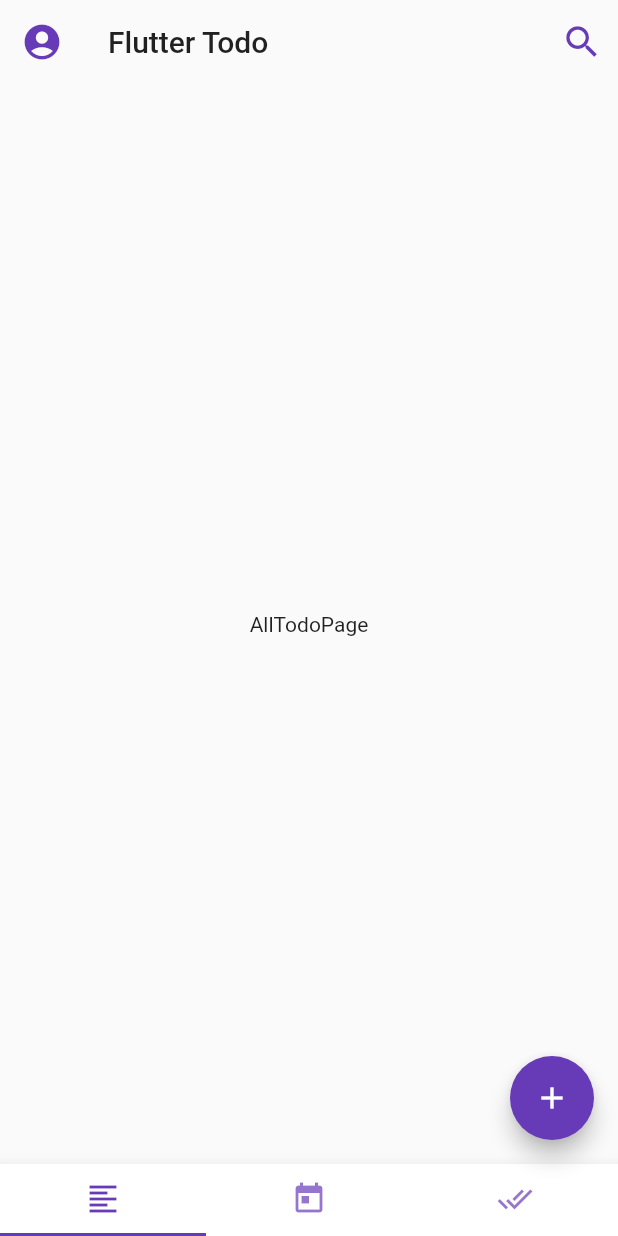
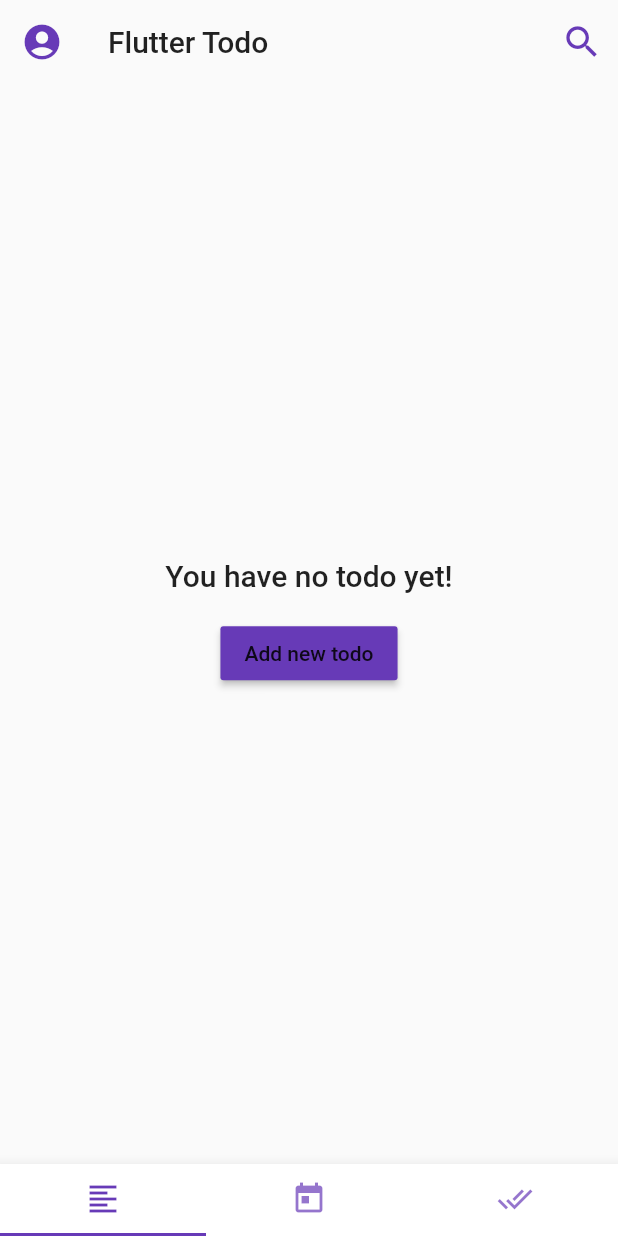
Before and after one commit to nguyenhoangvannha/flutter_todo, a Flutter app: the screen it shows after launch, on a phone screen of 412 x 824 dp. Run offline on Flutter 3.47's test engine with Material 2 defaults, Android fonts, the phone set to English and light mode, and no system bars; our stand-ins replace bloc, equatable, flutter_bloc, flutter_form_builder, pull_to_refresh, shared_preferences and 1 more.

Commit message:
test: add todo

```diff
--- a/lib/component/app_navigator.dart
+++ b/lib/component/app_navigator.dart
@@ -1,5 +1,7 @@
 import 'package:flutter/cupertino.dart';
+import 'package:flutter/material.dart';
 import 'package:flutter_todo/component/routes.dart';
+import 'package:flutter_todo/ui/widget/add_todo_widget.dart';
 
 class AppNavigator {
   static AppNavigator _singleton;
@@ -16,4 +18,8 @@ class AppNavigator {
   void navToSettings(BuildContext context) {
     Navigator.pushNamed(context, Routes.SETTINGS);
   }
+
+  void showAddTodo(BuildContext context) {
+    Scaffold.of(context).showBottomSheet((bCtx) => AddTodoWidget());
+  }
 }
--- /dev/null
+++ b/lib/domain/entity/todo.dart
@@ -0,0 +1,11 @@
+class Todo {
+  int id;
+  String title;
+  bool completed;
+  DateTime dateAdded;
+
+  Todo(this.title, {this.completed = false}) {
+    dateAdded = DateTime.now();
+    this.id = dateAdded.millisecondsSinceEpoch;
+  }
+}
--- a/lib/ui/application.dart
+++ b/lib/ui/application.dart
@@ -1,5 +1,7 @@
 import 'package:flutter/cupertino.dart';
 import 'package:flutter/material.dart';
+import 'package:flutter_bloc/flutter_bloc.dart';
+import 'package:flutter_todo/ui/bloc/todo/todo_bloc.dart';
 
 import 'global/localization/ui/locale_builder.dart';
 import 'global/theme/theme_builder.dart';
@@ -12,7 +14,11 @@ class Application extends StatelessWidget {
 
   @override
   Widget build(BuildContext context) {
-    return LocaleBuilder(
+    return MultiBlocProvider(
+      providers: [
+        BlocProvider<TodoBloc>(create: (bCtx) => TodoBloc()),
+      ],
+      child: LocaleBuilder(
         builder: (bCtx, locale, supportedLocales, localizationsDelegates,
             localeResolutionCallback) {
           return ThemeBuilder(
@@ -23,6 +29,7 @@ class Application extends StatelessWidget {
             },
           );
         },
+      ),
     );
   }
 }
--- /dev/null
+++ b/lib/ui/bloc/todo/bloc.dart
@@ -0,0 +1,3 @@
+export 'todo_bloc.dart';
+export 'todo_event.dart';
+export 'todo_state.dart';
--- /dev/null
+++ b/lib/ui/bloc/todo/todo_bloc.dart
@@ -0,0 +1,41 @@
+import 'dart:async';
+
+import 'package:bloc/bloc.dart';
+import 'package:flutter_todo/domain/entity/todo.dart';
+
+import './bloc.dart';
+
+class TodoBloc extends Bloc<TodoEvent, TodoState> {
+  final List<Todo> _listTodo = List<Todo>();
+
+  @override
+  TodoState get initialState => InitialTodoState();
+
+  @override
+  Stream<TodoState> mapEventToState(
+    TodoEvent event,
+  ) async* {
+    if (event is FetchListTodo) {
+      yield FetchingListTodo();
+      await Future.delayed(Duration(seconds: 1));
+      yield FetchListTodoResult(_listTodo);
+    }
+    if (event is AddTodo) {
+      yield AddingTodo();
+      await Future.delayed(Duration(seconds: 1));
+      _listTodo.add(event.todo);
+      yield AddTodoResult();
+    }
+    if (event is ChangeTodoState) {
+      yield AddingTodo();
+      await Future.delayed(Duration(seconds: 1));
+      _listTodo.firstWhere((element) {
+        if (element.id == event.todo.id) {
+          event.todo.completed = event.todo.completed;
+        }
+        return element.id == event.todo.id;
+      });
+      yield ChangeTodoStateResult();
+    }
+  }
+}
--- /dev/null
+++ b/lib/ui/bloc/todo/todo_event.dart
@@ -0,0 +1,29 @@
+import 'package:equatable/equatable.dart';
+import 'package:flutter_todo/domain/entity/todo.dart';
+
+abstract class TodoEvent extends Equatable {
+  const TodoEvent();
+}
+
+class FetchListTodo extends TodoEvent {
+  @override
+  List<Object> get props => [];
+}
+
+class AddTodo extends TodoEvent {
+  final Todo todo;
+
+  AddTodo(this.todo);
+
+  @override
+  List<Object> get props => [todo];
+}
+
+class ChangeTodoState extends TodoEvent {
+  final Todo todo;
+
+  ChangeTodoState(this.todo);
+
+  @override
+  List<Object> get props => [todo];
+}
--- /dev/null
+++ b/lib/ui/bloc/todo/todo_state.dart
@@ -0,0 +1,68 @@
+import 'package:equatable/equatable.dart';
+import 'package:flutter_todo/domain/entity/todo.dart';
+
+abstract class TodoState extends Equatable {
+  const TodoState();
+}
+
+class InitialTodoState extends TodoState {
+  @override
+  List<Object> get props => [];
+}
+
+class FetchingListTodo extends TodoState {
+  @override
+  List<Object> get props => [];
+}
+
+class FetchListTodoError extends TodoState {
+  final Exception exception;
+
+  FetchListTodoError(this.exception);
+
+  @override
+  List<Object> get props => [exception];
+}
+
+class FetchListTodoResult extends TodoState {
+  final List<Todo> listTodo;
+
+  FetchListTodoResult(this.listTodo);
+
+  @override
+  List<Object> get props => [listTodo];
+}
+
+class AddingTodo extends TodoState {
+  @override
+  List<Object> get props => [];
+}
+
+class AddTodoError extends TodoState {
+  final Exception exception;
+
+  AddTodoError(this.exception);
+
+  @override
+  List<Object> get props => [exception];
+}
+
+class AddTodoResult extends TodoState {
+  @override
+  List<Object> get props => [];
+}
+
+class ChangingTodoState extends TodoState {
+  @override
+  List<Object> get props => [];
+}
+
+class ChangeTodoStateError extends TodoState {
+  @override
+  List<Object> get props => [];
+}
+
+class ChangeTodoStateResult extends TodoState {
+  @override
+  List<Object> get props => [];
+}
--- a/lib/ui/feature/all_todo/all_todo_page.dart
+++ b/lib/ui/feature/all_todo/all_todo_page.dart
@@ -1,10 +1,76 @@
 import 'package:flutter/material.dart';
+import 'package:flutter_bloc/flutter_bloc.dart';
+import 'package:flutter_todo/component/app_navigator.dart';
+import 'package:flutter_todo/domain/entity/todo.dart';
+import 'package:flutter_todo/ui/bloc/todo/todo_bloc.dart';
+import 'package:flutter_todo/ui/bloc/todo/todo_event.dart';
+import 'package:flutter_todo/ui/bloc/todo/todo_state.dart';
+import 'package:flutter_todo/ui/widget/add_todo_suggestion.dart';
+import 'package:flutter_todo/ui/widget/common/shimmer_list.dart';
+import 'package:flutter_todo/ui/widget/todo_item.dart';
 
-class AllTodoPage extends StatelessWidget {
+class AllTodoPage extends StatefulWidget {
+  @override
+  _AllTodoPageState createState() => _AllTodoPageState();
+}
+
+class _AllTodoPageState extends State<AllTodoPage>
+    with AutomaticKeepAliveClientMixin {
+  bool _alreadyInit = false;
+
+  @override
+  void didChangeDependencies() {
+    super.didChangeDependencies();
+    if (!_alreadyInit) {
+      _alreadyInit = true;
+      BlocProvider.of<TodoBloc>(context).add(FetchListTodo());
+    }
+  }
+
   @override
   Widget build(BuildContext context) {
-    return Center(
-      child: Text("AllTodoPage"),
+    super.build(context);
+    return BlocBuilder<TodoBloc, TodoState>(condition: (pre, cur) {
+      return cur is FetchingListTodo ||
+          cur is FetchListTodoError ||
+          cur is FetchListTodoResult;
+    }, builder: (bCtx, state) {
+      if (state is FetchingListTodo) {
+        return ShimmerList();
+      }
+      if (state is FetchListTodoResult) {
+        if (state.listTodo.isEmpty) {
+          return AddTodoSuggestion();
+        } else {
+          return _buildResult(context, state.listTodo);
+        }
+      }
+      return Container();
+    });
+  }
+
+  Widget _buildResult(BuildContext context, List<Todo> listTodo) {
+    return Scaffold(
+      body: _buildBody(context, listTodo),
+      floatingActionButton: _buildFloatingButton(context),
     );
   }
+
+  Widget _buildFloatingButton(BuildContext context) {
+    return FloatingActionButton(
+      child: Icon(Icons.add),
+      onPressed: () => AppNavigator().showAddTodo(context),
+    );
+  }
+
+  Widget _buildBody(BuildContext context, List<Todo> listTodo) {
+    return ListView.builder(
+        itemCount: listTodo.length,
+        itemBuilder: (bCtx, index) {
+          return TodoItem(listTodo.elementAt(index));
+        });
+  }
+
+  @override
+  bool get wantKeepAlive => true;
 }
--- a/lib/ui/feature/home/home_page.dart
+++ b/lib/ui/feature/home/home_page.dart
@@ -16,8 +16,6 @@ class HomePage extends StatelessWidget {
         appBar: _buildAppBar(context),
         body: _buildBody(context),
         bottomNavigationBar: _buildBottomNavBar(context),
-        floatingActionButton: _buildFloatingButton(context),
-        floatingActionButtonLocation: FloatingActionButtonLocation.endFloat,
       ),
     );
   }
@@ -68,20 +66,9 @@ class HomePage extends StatelessWidget {
       shape: BeveledRectangleBorder(),
       child: TabBar(labelColor: Theme.of(context).primaryColor, tabs: <Widget>[
         Tab(icon: Icon(Icons.format_align_left)),
-        Tab(
-          icon: Icon(Icons.today),
-        ),
-        Tab(
-          icon: Icon(Icons.done_all),
-        ),
+        Tab(icon: Icon(Icons.today)),
+        Tab(icon: Icon(Icons.done_all)),
       ]),
     );
   }
-
-  Widget _buildFloatingButton(BuildContext context) {
-    return FloatingActionButton(
-      child: Icon(Icons.add),
-      onPressed: () {},
-    );
-  }
 }
--- /dev/null
+++ b/lib/ui/widget/add_todo_suggestion.dart
@@ -0,0 +1,24 @@
+import 'package:flutter/material.dart';
+import 'package:flutter_todo/component/app_navigator.dart';
+import 'package:flutter_todo/ui/widget/common/text.dart';
+
+class AddTodoSuggestion extends StatelessWidget {
+  @override
+  Widget build(BuildContext context) {
+    return Center(
+      child: Column(
+        mainAxisSize: MainAxisSize.min,
+        children: <Widget>[
+          TextTitle("You have no todo yet!"),
+          SizedBox(
+            height: 16,
+          ),
+          RaisedButton(
+              child: Text("Add new todo"),
+              color: Theme.of(context).primaryColor,
+              onPressed: () => AppNavigator().showAddTodo(context))
+        ],
+      ),
+    );
+  }
+}
--- /dev/null
+++ b/lib/ui/widget/common/text.dart
@@ -0,0 +1,29 @@
+import 'package:flutter/material.dart';
+
+class TextTitle extends StatelessWidget {
+  final String data;
+
+  TextTitle(this.data) : assert(data != null);
+
+  @override
+  Widget build(BuildContext context) {
+    return Text(
+      data,
+      style: Theme.of(context).textTheme.title,
+    );
+  }
+}
+
+class TextError extends StatelessWidget {
+  final String data;
+
+  TextError(this.data) : assert(data != null);
+
+  @override
+  Widget build(BuildContext context) {
+    return Text(
+      data,
+      style: Theme.of(context).textTheme.title.copyWith(color: Colors.red),
+    );
+  }
+}
--- a/pubspec.yaml
+++ b/pubspec.yaml
@@ -29,6 +29,7 @@ dependencies:
   shimmer: ^1.0.1
   pull_to_refresh: ^1.5.7
   font_awesome_flutter: ^8.5.0
+  flutter_form_builder: ^3.7.1
 
   #utils
   equatable: ^1.0.1
```
Also changed, not shown: lib/ui/feature/incomplete_todo/incomplete_todo_page.dart (+10 -2 lines), lib/ui/widget/add_todo_widget.dart (added, +135 -0 lines), lib/ui/widget/common/shimmer_list.dart (added, +71 -0 lines), lib/ui/widget/todo_item.dart (added, +35 -0 lines), pubspec.lock. Lines whose indentation alone changed are shown as unchanged.
